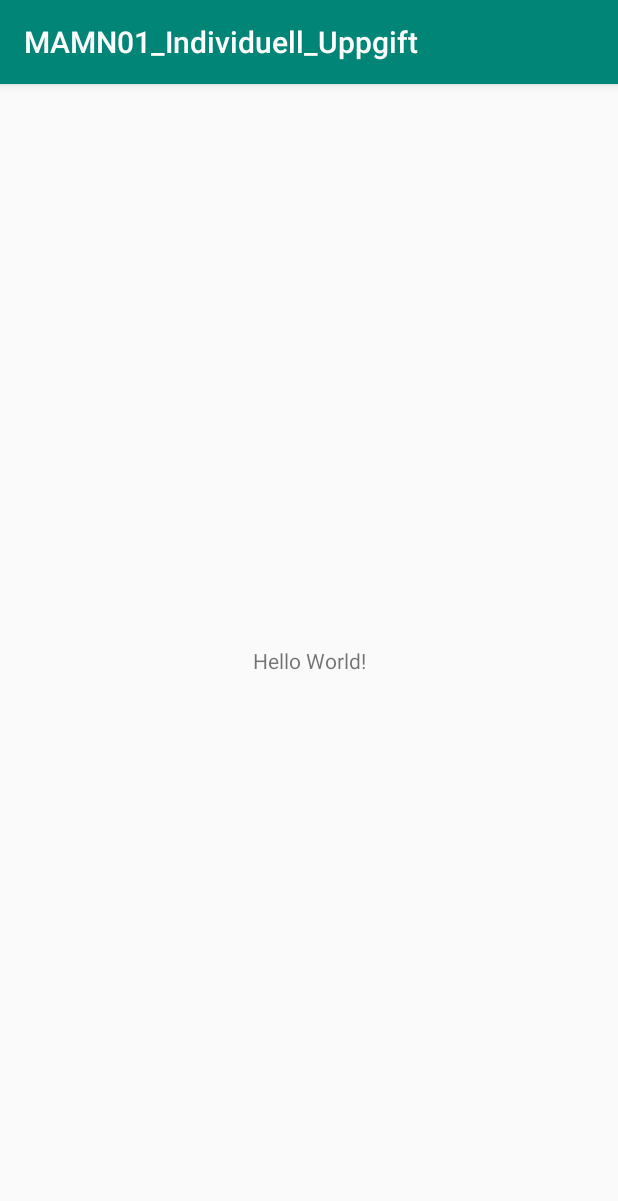
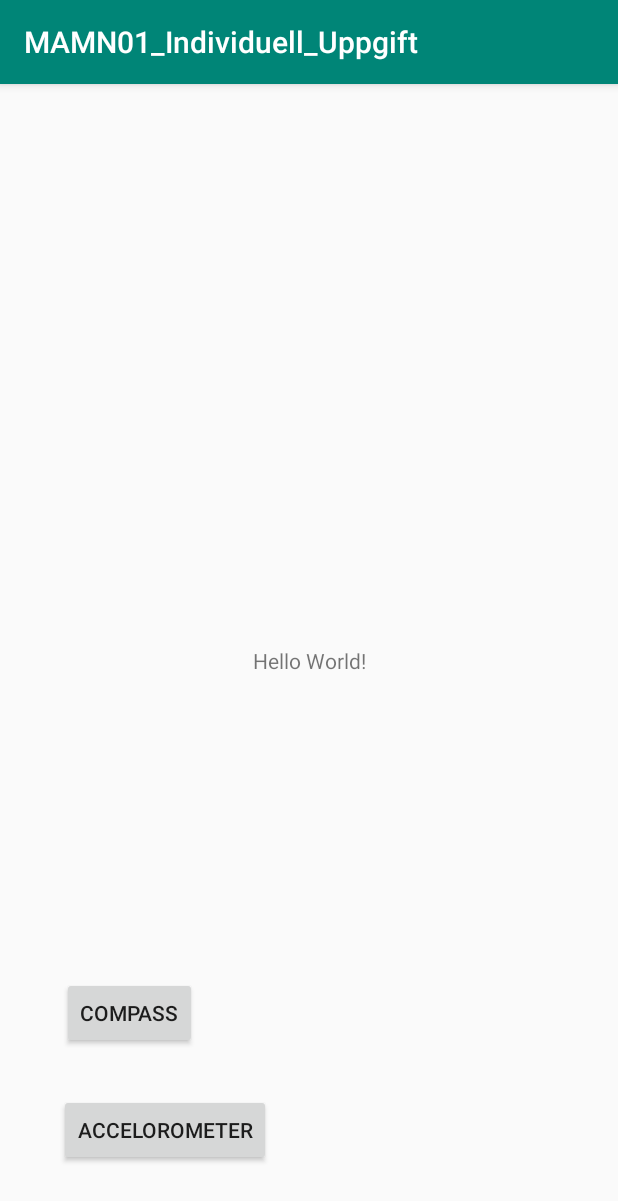
Before and after one commit to elirud/MAMN01_Individuell_Uppgift, an Android app: the screen it shows after launch (MainActivity), on a phone screen of 412 x 824 dp. Shown: the top 1201 px of the screen. Run offline under Robolectric (Android 15) with nearby library versions, the phone set to English and light mode, and no system bars.

Commit message:
Adds buttons and edits their value in strings.xml

```diff
--- a/app/src/main/res/layout/activity_main.xml
+++ b/app/src/main/res/layout/activity_main.xml
@@ -1,8 +1,7 @@
 <?xml version="1.0" encoding="utf-8"?>
-<androidx.constraintlayout.widget.ConstraintLayout
-    xmlns:android="http://schemas.android.com/apk/res/android"
+<androidx.constraintlayout.widget.ConstraintLayout xmlns:android="http://schemas.android.com/apk/res/android"
+    xmlns:app="http://schemas.android.com/apk/res-auto"
     xmlns:tools="http://schemas.android.com/tools"
-    xmlns:app="http://schemas.android.com/apk/res-auto"
     android:layout_width="match_parent"
     android:layout_height="match_parent"
     tools:context=".MainActivity">
@@ -16,4 +15,36 @@
         app:layout_constraintRight_toRightOf="parent"
         app:layout_constraintTop_toTopOf="parent" />
 
+    <Button
+        android:id="@+id/compassButton"
+        android:layout_width="wrap_content"
+        android:layout_height="wrap_content"
+        android:layout_marginStart="40dp"
+        android:layout_marginLeft="40dp"
+        android:layout_marginTop="586dp"
+        android:layout_marginEnd="280dp"
+        android:layout_marginRight="280dp"
+        android:layout_marginBottom="11dp"
+        android:text="@string/compassButton"
+        app:layout_constraintBottom_toTopOf="@+id/accButton"
+        app:layout_constraintEnd_toEndOf="parent"
+        app:layout_constraintStart_toStartOf="parent"
+        app:layout_constraintTop_toTopOf="parent" />
+
+    <Button
+        android:id="@+id/accButton"
+        android:layout_width="wrap_content"
+        android:layout_height="48dp"
+        android:layout_marginStart="40dp"
+        android:layout_marginLeft="40dp"
+        android:layout_marginTop="9dp"
+        android:layout_marginEnd="232dp"
+        android:layout_marginRight="232dp"
+        android:layout_marginBottom="37dp"
+        android:text="@string/accButton"
+        app:layout_constraintBottom_toBottomOf="parent"
+        app:layout_constraintEnd_toEndOf="parent"
+        app:layout_constraintStart_toStartOf="parent"
+        app:layout_constraintTop_toBottomOf="@+id/compassButton" />
+
 </androidx.constraintlayout.widget.ConstraintLayout>
--- a/app/src/main/res/values/strings.xml
+++ b/app/src/main/res/values/strings.xml
@@ -1,3 +1,5 @@
 <resources>
     <string name="app_name">MAMN01_Individuell_Uppgift</string>
+    <string name="compassButton">Compass</string>
+    <string name="accButton">Accelorometer</string>
 </resources>
```
